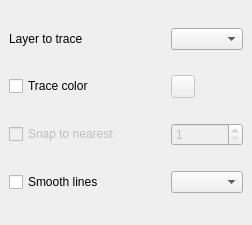
mkondratyev85/raster_tracer, file raster_tracer_dockwidget_base.ui: the form before one commit.
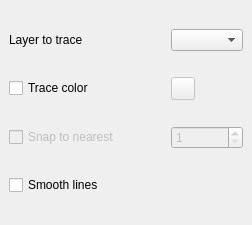
The form after the commit. Custom widgets are drawn as their Qt base class.

Commit message: Remove ComboBox for smoothing

Patch:
```diff
--- a/raster_tracer_dockwidget_base.ui
+++ b/raster_tracer_dockwidget_base.ui
@@ -76,9 +76,6 @@
       </property>
      </widget>
     </item>
-    <item row="6" column="1">
-     <widget class="QComboBox" name="comboBox"/>
-    </item>
    </layout>
   </widget>
  </widget>
```
